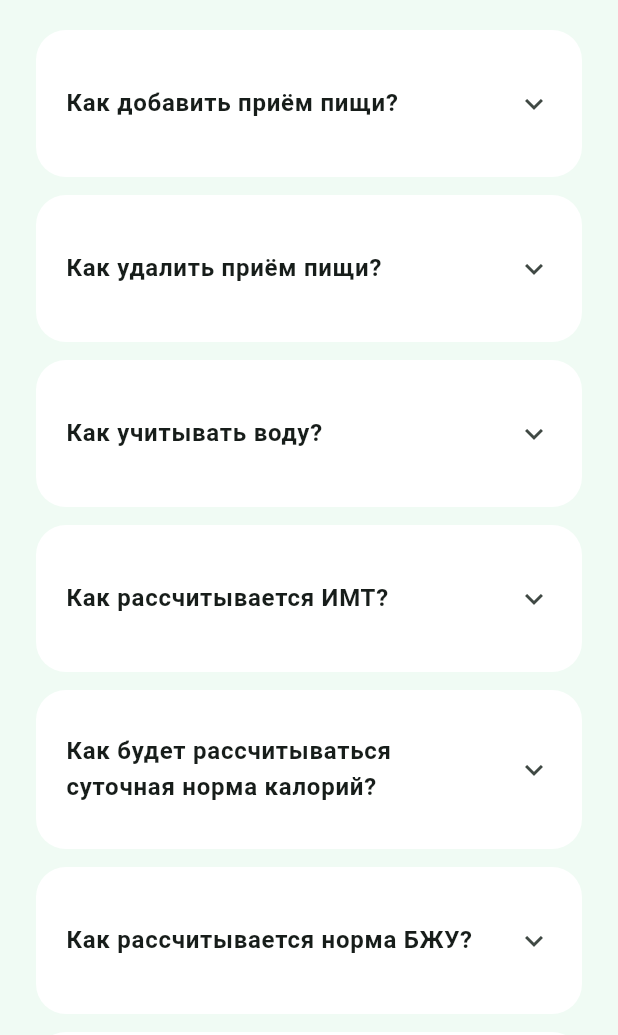
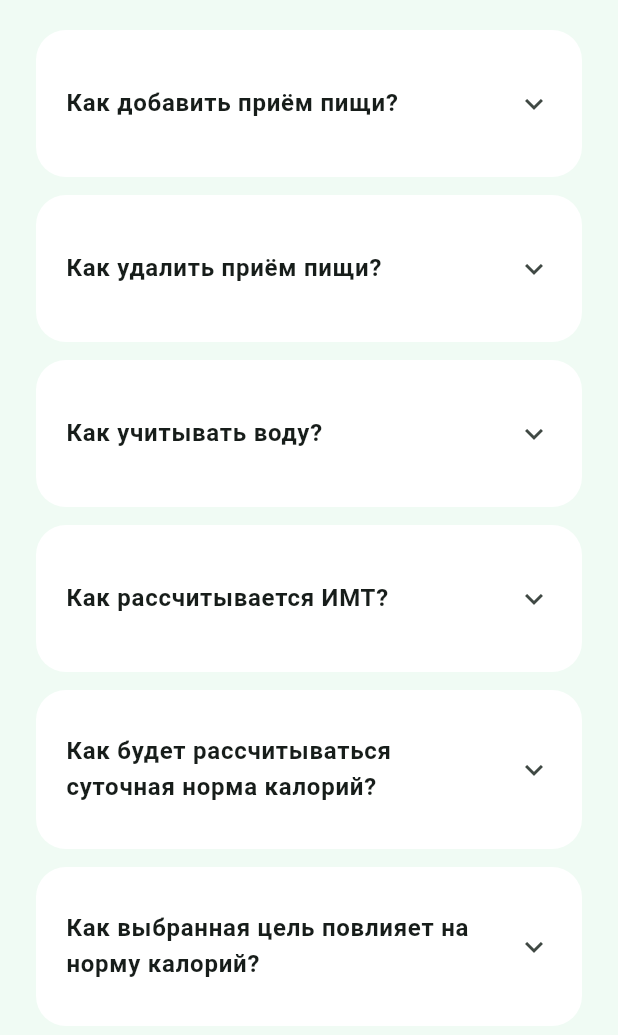
Before and after one commit to 4oys/health_app_ui, a Flutter app: the HelpScreen screen opened directly, on a phone screen of 412 x 824 dp, the part 201-1236 px from its top. Run offline on Flutter 3.47's test engine with Material 3 defaults, Android fonts, the phone set to English and light mode, and no system bars.

Commit message:
feat(help): описать расчёт калорий и БЖУ для каждой цели

```diff
--- a/lib/features/help/presentation/help_screen.dart
+++ b/lib/features/help/presentation/help_screen.dart
@@ -79,10 +79,26 @@ class HelpScreen extends StatelessWidget {
                 '1,9. Например, для мужчины 25 лет, 74,2 кг и 182 см при '
                 'умеренной активности: расход в покое = 1759,5 ккал, '
                 'поддержание ≈ 1759,5 × 1,55 = 2727 ккал в день.\n\n'
-                'Цель снизить или набрать вес потребует отдельной '
-                'корректировки нормы. Желаемый вес нужен для отслеживания '
-                'цели, но не входит в эту формулу. Все результаты будут '
-                'оценочными, а не индивидуальной медицинской рекомендацией.',
+                'Желаемый вес нужен для отслеживания цели, но не входит '
+                'в формулу расхода энергии. Результат остаётся оценочным, '
+                'а не индивидуальной медицинской рекомендацией.',
+          ),
+          SizedBox(height: 12),
+          _HelpQuestion(
+            question: 'Как выбранная цель повлияет на норму калорий?',
+            answer:
+                'Персональный расчёт пока не подключён. Предлагаемая '
+                'логика ANVIA: баланс веса — расчётный расход без изменений; '
+                'снижение веса — расход минус 300 ккал в день; набор мышц — '
+                'расход плюс 200 ккал в день. Например, при расходе '
+                '2400 ккал получатся цели 2400, 2100 и 2600 ккал '
+                'соответственно.\n\n'
+                'Минус 300 и плюс 200 — осторожные стартовые настройки '
+                'приложения, а не обязательная норма для каждого человека. '
+                'После нескольких недель цель следует уточнять по '
+                'динамике веса; позже пользователь сможет изменить '
+                'настройку вручную. Набор мышц предполагает также '
+                'силовые тренировки, а не только избыток калорий.',
           ),
           SizedBox(height: 12),
           _HelpQuestion(
@@ -99,10 +115,17 @@ class HelpScreen extends StatelessWidget {
                 'белки (г) = калории × доля белков / 4;\n'
                 'жиры (г) = калории × доля жиров / 9;\n'
                 'углеводы (г) = калории × доля углеводов / 4.\n\n'
-                'Общие ориентиры для взрослых: белки — 10–35% энергии, '
-                'жиры — 20–35%, углеводы — 45–65%. Единого соотношения '
-                'для всех нет. Например, при силовых тренировках цель по '
-                'белку может дополнительно рассчитываться по массе тела.\n\n'
+                'Для первой версии ANVIA предлагаются стартовые доли '
+                'белков / жиров / углеводов: баланс — 20 / 30 / 50%; '
+                'снижение веса — 25 / 30 / 45%; набор мышц — 20 / 30 / 50%. '
+                'Например, при расходе 2400 ккал это:\n'
+                'баланс, 2400 ккал: 120 г / 80 г / 300 г;\n'
+                'снижение, 2100 ккал: около 131 г / 70 г / 236 г;\n'
+                'набор, 2600 ккал: 130 г / 87 г / 325 г.\n\n'
+                'Это настройки приложения, а не универсальная норма. '
+                'Справочные диапазоны для взрослых: белки — 10–35% '
+                'энергии, жиры — 20–35%, углеводы — 45–65%. Позже '
+                'пользователь сможет скорректировать цели вручную.\n\n'
                 'А съеденные за день БЖУ уже считаются по каждому продукту: '
                 'значение на 100 г × вес порции / 100. Затем все записи '
                 'за день суммируются.',
```
